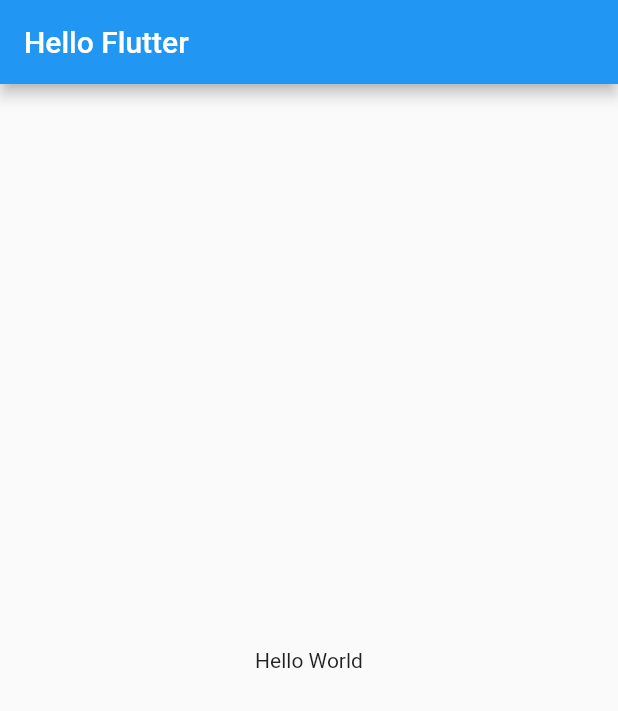
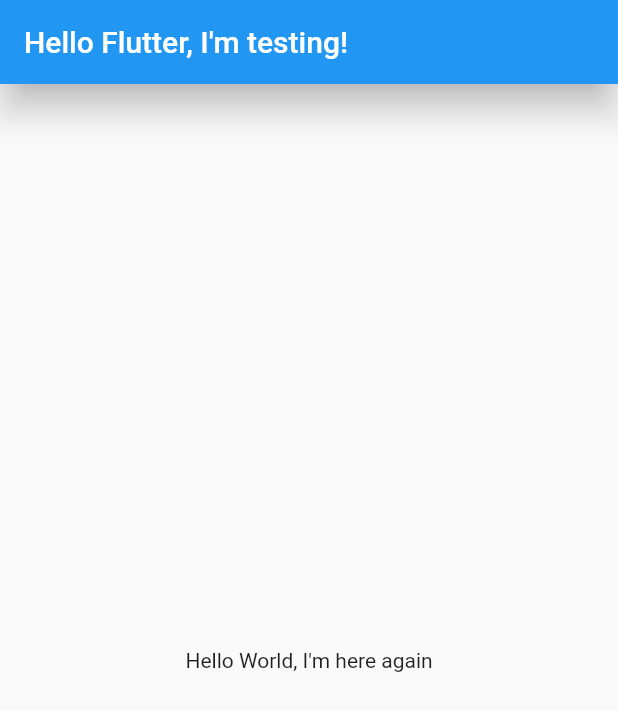
Before and after one commit to Jaeyoon1991/nomad_flutter_webtoon, a Flutter app: the screen it shows after launch, on a phone screen of 412 x 824 dp. Shown: the top 711 px of the screen. Run offline on Flutter 3.47's test engine with Material 2 defaults, Android fonts, the phone set to English and light mode, and no system bars.

Commit message:
Hello Flutter 2.4 Recap

```diff
--- a/toonflix/lib/main.dart
+++ b/toonflix/lib/main.dart
@@ -19,9 +19,13 @@ class App extends StatelessWidget {
     return MaterialApp(
       home: Scaffold(
         appBar: AppBar(
-          title: Text("Hello Flutter"),
+          title: Text("Hello Flutter, I'm testing!"),
+          centerTitle: false,
+          elevation: 10,
         ),
-        body: Center(child: Text("Hello World")),
+        body: Center(
+          child: Text("Hello World, I'm here again"),
+        ),
       ),
     );
   }
```
